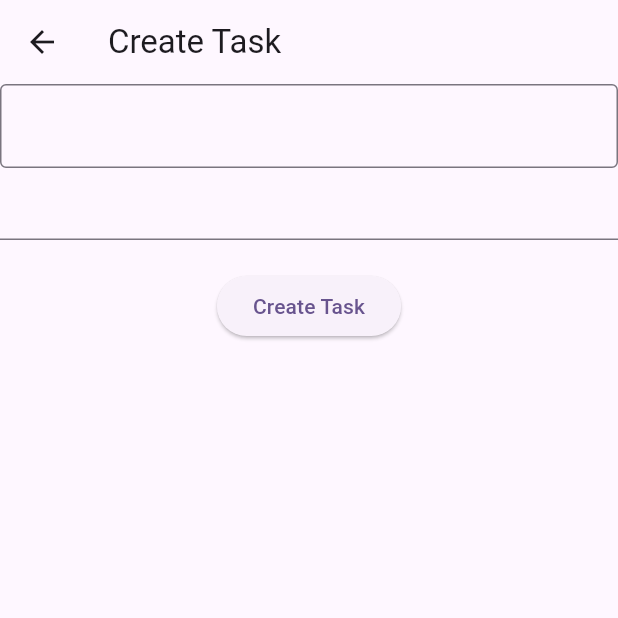
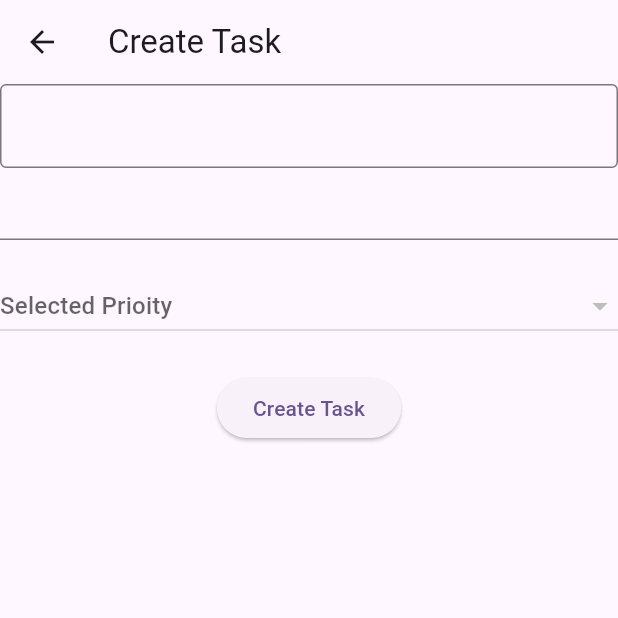
Before and after one commit to kamranafzal609080/Flutter_firebaseK23, a Flutter app: the CreateTaskView screen opened directly, on a phone screen of 412 x 824 dp, the top half of it. Run offline on Flutter 3.47's test engine with Material 3 defaults, Android fonts, the phone set to English and light mode, and no system bars; our stand-ins replace cloud_firestore, firebase_core; accounts and stored records are empty.

Commit message:
priority task done

```diff
--- a/lib/Model/Task.dart
+++ b/lib/Model/Task.dart
@@ -10,8 +10,9 @@ Welcome welcomeFromJson(String str) => Welcome.fromJson(json.decode(str));
 class Welcome {
   final String? docId;
   final String? title;
+  final String? image;
   final String? description;
-  final String? image;
+  final String? priorityID;
   final bool? isCompleted;
   final int? createdAt;
 
@@ -19,6 +20,7 @@ class Welcome {
     this.docId,
     this.title,
     this.description,
+    this.priorityID,
     this.image,
     this.isCompleted,
     this.createdAt,
@@ -28,6 +30,7 @@ class Welcome {
     docId: json["docId"],
     title: json["title"],
     description: json["description"],
+    priorityID: json["priorityID"],
     image: json["image"],
     isCompleted: json["isCompleted"],
     createdAt: json["createdAt"],
@@ -37,6 +40,7 @@ class Welcome {
     "docId": taskId,
     "title": title,
     "description": description,
+    "priorityID": priorityID,
     "image": image,
     "isCompleted": isCompleted,
     "createdAt": createdAt,
--- a/lib/views/CreateTask.dart
+++ b/lib/views/CreateTask.dart
@@ -1,6 +1,9 @@
 import 'package:fahad_khan/Model/Task.dart';
 import 'package:fahad_khan/Services/Task.dart';
+import 'package:fahad_khan/Services/priority.dart';
 import 'package:flutter/material.dart';
+
+import '../Model/Priority.dart';
 
 class CreateTaskView extends StatefulWidget {
   const CreateTaskView({super.key});
@@ -14,6 +17,18 @@ class _CreateTaskViewState extends State<CreateTaskView> {
   TextEditingController descriptionController = TextEditingController();
 
   bool isloading = false;
+  List<PrioritiyModel> priorityList = [];
+  PrioritiyModel? _selectedPriority;
+
+  @override
+  void initState() {
+    // TODO: implement initState
+    PriorityServices().getAllPriorities().first.then((val){
+      priorityList = val;
+      setState(() {});
+    });
+    super.initState();
+  }
 
   @override
   Widget build(BuildContext context) {
@@ -30,9 +45,22 @@ class _CreateTaskViewState extends State<CreateTaskView> {
           TextField(
             controller: descriptionController,
           ),
-          SizedBox(
-            height: 20,
-          ),
+          SizedBox(height: 20,),
+          DropdownButton(
+              items: priorityList.map((e){
+            return DropdownMenuItem( value : e,child: Text(e.name.toString()));
+          }).toList(),
+              isExpanded: true,
+              value: _selectedPriority,
+              hint: Text("Selected Prioity"),
+              onChanged: (val){
+            _selectedPriority = val;
+            setState(() {
+
+            });
+              }),
+          SizedBox(height: 20,),
+
           isloading
               ? Center(
                   child: CircularProgressIndicator(),
@@ -69,6 +97,7 @@ class _CreateTaskViewState extends State<CreateTaskView> {
                           title: titleController.text,
                           description: descriptionController.text,
                           isCompleted: false,
+                          priorityID: _selectedPriority!.docId.toString(),
                           createdAt: DateTime.now().millisecondsSinceEpoch,
                         ),
                       )
--- a/lib/views/GetinCompletedTask.dart
+++ b/lib/views/GetinCompletedTask.dart
@@ -14,7 +14,7 @@ class getinCompletedTaskview extends StatelessWidget {
         title: Text('Get incomplated Task') ,
       ),
       body: StreamProvider.value(
-        value: TaskServices().getInCompletedTask(),
+        value: TaskServices().getInCompletedTasks(),
         initialData: [Welcome ()],
         builder: (context,child){
           List<Welcome> taskList = context.watch<List<Welcome>>();
```
Also changed, not shown: lib/Services/Task.dart (+28 -11 lines), lib/views/Get all Task.dart (+5 -2 lines), lib/views/get all priority.dart (+19 -3 lines), lib/views/priority task.dart (added, +101 -0 lines).
